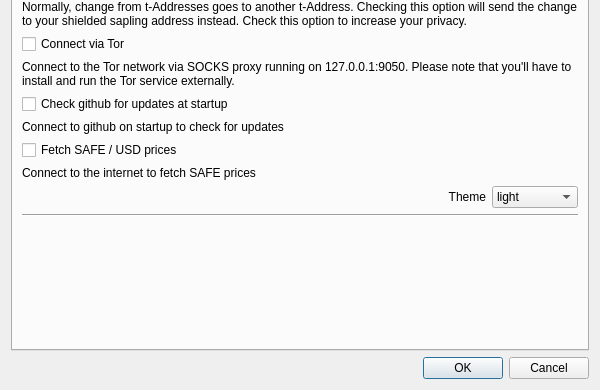
First picture: the form in src/settings.ui, repository zerocurrencycoin/zerowallet, before the edit; both pictures show x 0 to 600 and y 220 to 610 of the 600 by 610 pixel window.
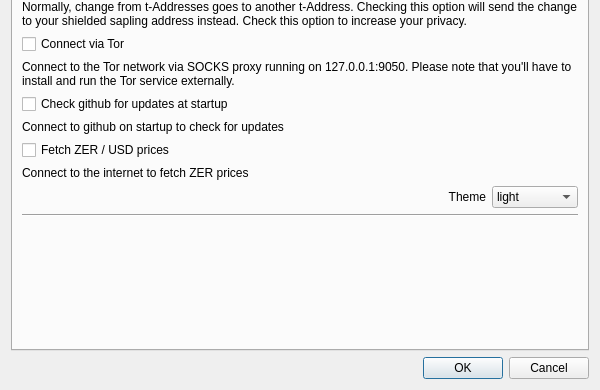
Second picture: the form after the edit. Icons and pictures are not drawn.

Diff of the .ui file:
```diff
--- a/src/settings.ui
+++ b/src/settings.ui
@@ -164,7 +164,7 @@
        <item row="11" column="0" colspan="3">
         <widget class="QCheckBox" name="chkFetchPrices">
          <property name="text">
-          <string>Fetch SAFE / USD prices</string>
+          <string>Fetch ZER / USD prices</string>
          </property>
         </widget>
        </item>
@@ -243,7 +243,7 @@
        <item row="12" column="0" colspan="3">
         <widget class="QLabel" name="label_10">
          <property name="text">
-          <string>Connect to the internet to fetch SAFE prices</string>
+          <string>Connect to the internet to fetch ZER prices</string>
          </property>
         </widget>
        </item>
```
Left out of the diff: 6 changed lines with no effect on the pictures.
